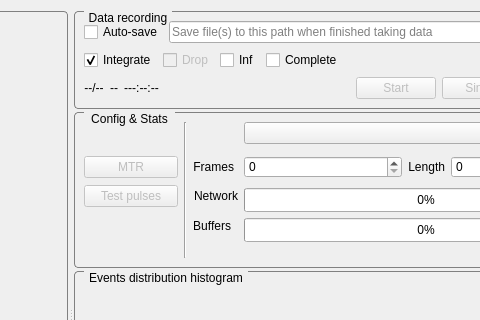
navrit/dexter, file SpidrMpx3Eq/qcstmglvisualization.ui: the form before one commit; both pictures show x 620 to 1100 and y 0 to 320 of the 1249 by 634 pixel window.
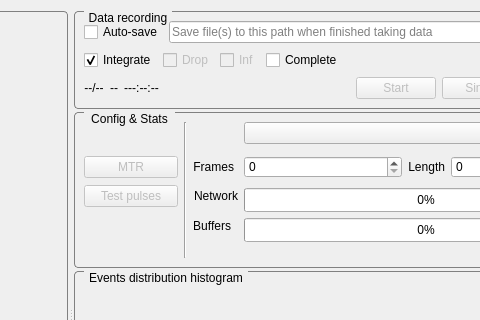
The form after the commit. Custom widgets are drawn as their Qt base class.

Commit message: Hard coded tooltip and save image box improvement

Patch:
```diff
--- a/SpidrMpx3Eq/qcstmglvisualization.ui
+++ b/SpidrMpx3Eq/qcstmglvisualization.ui
@@ -286,6 +286,9 @@
             </item>
             <item>
              <widget class="QCheckBox" name="infDataTakingCheckBox">
+              <property name="enabled">
+               <bool>false</bool>
+              </property>
               <property name="toolTip">
                <string>Inifinite data acquisition</string>
               </property>
```
Left out of the diff: 2 changed lines with no effect on the pictures. The commit also changes 1 other file.
